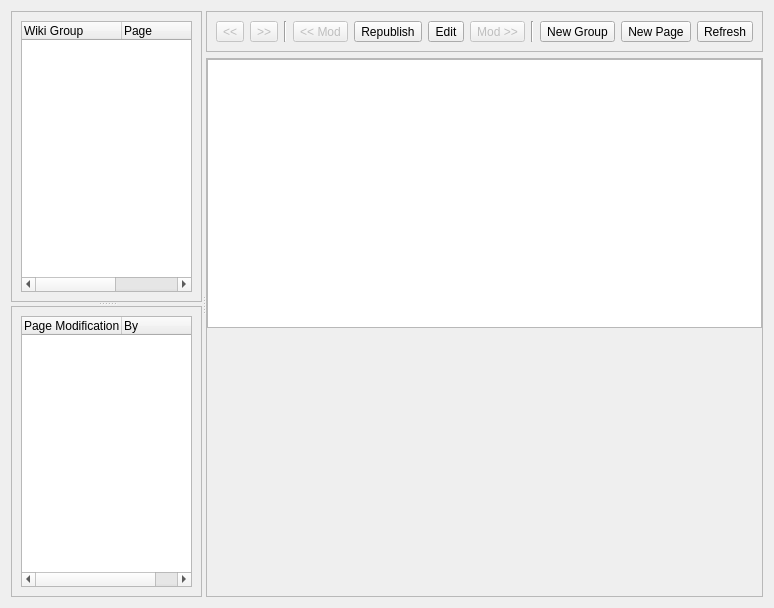
Old version of the form retroshare-gui/src/gui/WikiPoos/WikiDialog.ui in the repository RetroShare/RetroShare.
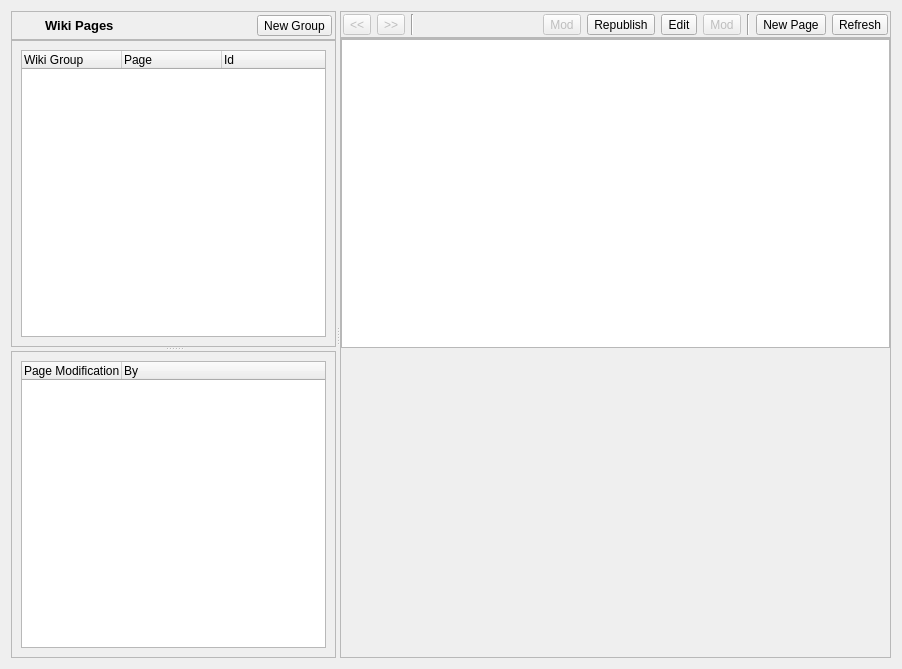
New version of the form. Icons and pictures are not drawn.

Commit message: Added some icons for the Wiki Pages Dialog.

Patch:
```diff
--- a/retroshare-gui/src/gui/WikiPoos/WikiDialog.ui
+++ b/retroshare-gui/src/gui/WikiPoos/WikiDialog.ui
@@ -6,19 +6,93 @@
    <rect>
     <x>0</x>
     <y>0</y>
-    <width>774</width>
-    <height>608</height>
+    <width>902</width>
+    <height>669</height>
    </rect>
   </property>
   <property name="windowTitle">
    <string/>
   </property>
-  <layout class="QVBoxLayout" name="verticalLayout_8">
-   <item>
+  <layout class="QGridLayout" name="gridLayout">
+   <item row="0" column="0">
     <widget class="QSplitter" name="splitter_2">
      <property name="orientation">
       <enum>Qt::Horizontal</enum>
      </property>
+     <widget class="QWidget" name="layoutWidget">
+      <layout class="QVBoxLayout" name="verticalLayout_6">
+       <property name="spacing">
+        <number>0</number>
+       </property>
+       <item>
+        <widget class="QFrame" name="frame_2">
+         <property name="frameShape">
+          <enum>QFrame::StyledPanel</enum>
+         </property>
+         <property name="frameShadow">
+          <enum>QFrame::Raised</enum>
+         </property>
+         <layout class="QHBoxLayout" name="horizontalLayout_2">
+          <property name="margin">
+           <number>3</number>
+          </property>
+          <item>
+           <widget class="QLabel" name="label">
+            <property name="maximumSize">
+             <size>
+              <width>24</width>
+              <height>24</height>
+             </size>
+            </property>
+            <property name="text">
+             <string/>
+            </property>
+            <property name="pixmap">
+             <pixmap resource="Wiki_images.qrc">:/images/book2_32.png</pixmap>
+            </property>
+            <property name="scaledContents">
+             <bool>true</bool>
+            </property>
+           </widget>
+          </item>
+          <item>
+           <widget class="QLabel" name="label_2">
+            <property name="font">
+             <font>
+              <pointsize>10</pointsize>
+              <weight>75</weight>
+              <bold>true</bold>
+             </font>
+            </property>
+            <property name="text">
+             <string>Wiki Pages</string>
+            </property>
+           </widget>
+          </item>
+          <item>
+           <widget class="QToolButton" name="toolButton_NewGroup">
+            <property name="text">
+             <string>New Group</string>
+            </property>
+            <property name="icon">
+             <iconset resource="Wiki_images.qrc">
+              <normaloff>:/images/resource-group-new.png</normaloff>:/images/resource-group-new.png</iconset>
+            </property>
+            <property name="iconSize">
+             <size>
+              <width>24</width>
+              <height>24</height>
+             </size>
+            </property>
+            <property name="toolButtonStyle">
+             <enum>Qt::ToolButtonTextBesideIcon</enum>
+            </property>
+           </widget>
+          </item>
+         </layout>
+        </widget>
+       </item>
+       <item>
      <widget class="QSplitter" name="splitter">
       <property name="orientation">
        <enum>Qt::Vertical</enum>
@@ -32,8 +106,8 @@
          <rect>
           <x>0</x>
           <y>0</y>
-          <width>205</width>
-          <height>285</height>
+             <width>255</width>
+             <height>301</height>
          </rect>
         </property>
         <layout class="QVBoxLayout" name="verticalLayout">
@@ -68,8 +142,8 @@
          <rect>
           <x>0</x>
           <y>0</y>
-          <width>205</width>
-          <height>284</height>
+             <width>255</width>
+             <height>301</height>
          </rect>
         </property>
         <layout class="QVBoxLayout" name="verticalLayout_4">
@@ -91,8 +165,14 @@
        </widget>
       </widget>
      </widget>
+       </item>
+      </layout>
+     </widget>
      <widget class="QWidget" name="layoutWidget">
       <layout class="QVBoxLayout" name="verticalLayout_5">
+       <property name="spacing">
+        <number>0</number>
+       </property>
        <item>
         <widget class="QFrame" name="frame">
          <property name="frameShape">
@@ -102,6 +182,9 @@
           <enum>QFrame::Raised</enum>
          </property>
          <layout class="QHBoxLayout" name="horizontalLayout">
+          <property name="margin">
+           <number>2</number>
+          </property>
           <item>
            <widget class="QToolButton" name="toolButton_PrevPage">
             <property name="enabled">
@@ -110,6 +193,16 @@
             <property name="text">
              <string>&lt;&lt;</string>
             </property>
+            <property name="icon">
+             <iconset resource="Wiki_images.qrc">
+              <normaloff>:/images/arrow-left.png</normaloff>:/images/arrow-left.png</iconset>
+            </property>
+            <property name="iconSize">
+             <size>
+              <width>24</width>
+              <height>24</height>
+             </size>
+            </property>
            </widget>
           </item>
           <item>
@@ -120,6 +213,16 @@
             <property name="text">
              <string>&gt;&gt;</string>
             </property>
+            <property name="icon">
+             <iconset resource="Wiki_images.qrc">
+              <normaloff>:/images/arrow-right.png</normaloff>:/images/arrow-right.png</iconset>
+            </property>
+            <property name="iconSize">
+             <size>
+              <width>24</width>
+              <height>24</height>
+             </size>
+            </property>
            </widget>
           </item>
           <item>
@@ -129,13 +232,39 @@
             </property>
            </widget>
           </item>
+          <item>
+           <spacer name="horizontalSpacer">
+            <property name="orientation">
+             <enum>Qt::Horizontal</enum>
+            </property>
+            <property name="sizeHint" stdset="0">
+             <size>
+              <width>40</width>
+              <height>20</height>
+             </size>
+            </property>
+           </spacer>
+          </item>
           <item>
            <widget class="QToolButton" name="toolButton_PrevMod">
             <property name="enabled">
              <bool>false</bool>
             </property>
             <property name="text">
-             <string>&lt;&lt; Mod</string>
+             <string>Mod</string>
+            </property>
+            <property name="icon">
+             <iconset resource="Wiki_images.qrc">
+              <normaloff>:/images/arrow-left.png</normaloff>:/images/arrow-left.png</iconset>
+            </property>
+            <property name="iconSize">
+             <size>
+              <width>24</width>
+              <height>24</height>
+             </size>
+            </property>
+            <property name="toolButtonStyle">
+             <enum>Qt::ToolButtonTextBesideIcon</enum>
             </property>
            </widget>
           </item>
@@ -144,6 +273,19 @@
             <property name="text">
              <string>Republish</string>
             </property>
+            <property name="icon">
+             <iconset resource="Wiki_images.qrc">
+              <normaloff>:/images/republish.png</normaloff>:/images/republish.png</iconset>
+            </property>
+            <property name="iconSize">
+             <size>
+              <width>24</width>
+              <height>24</height>
+             </size>
+            </property>
+            <property name="toolButtonStyle">
+             <enum>Qt::ToolButtonTextBesideIcon</enum>
+            </property>
            </widget>
           </item>
           <item>
@@ -151,6 +293,19 @@
             <property name="text">
              <string>Edit</string>
             </property>
+            <property name="icon">
+             <iconset resource="Wiki_images.qrc">
+              <normaloff>:/images/story-editor.png</normaloff>:/images/story-editor.png</iconset>
+            </property>
+            <property name="iconSize">
+             <size>
+              <width>24</width>
+              <height>24</height>
+             </size>
+            </property>
+            <property name="toolButtonStyle">
+             <enum>Qt::ToolButtonTextBesideIcon</enum>
+            </property>
            </widget>
           </item>
           <item>
@@ -159,7 +314,20 @@
              <bool>false</bool>
             </property>
             <property name="text">
-             <string>Mod &gt;&gt;</string>
+             <string>Mod</string>
+            </property>
+            <property name="icon">
+             <iconset resource="Wiki_images.qrc">
+              <normaloff>:/images/arrow-right.png</normaloff>:/images/arrow-right.png</iconset>
+            </property>
+            <property name="iconSize">
+             <size>
+              <width>24</width>
+              <height>24</height>
+             </size>
+            </property>
+            <property name="toolButtonStyle">
+             <enum>Qt::ToolButtonTextBesideIcon</enum>
             </property>
            </widget>
           </item>
@@ -170,18 +338,24 @@
             </property>
            </widget>
           </item>
-          <item>
-           <widget class="QToolButton" name="toolButton_NewGroup">
-            <property name="text">
-             <string>New Group</string>
-            </property>
-           </widget>
-          </item>
           <item>
            <widget class="QToolButton" name="toolButton_NewPage">
             <property name="text">
              <string>New Page</string>
             </property>
+            <property name="icon">
+             <iconset resource="Wiki_images.qrc">
+              <normaloff>:/images/appointment-new.png</normaloff>:/images/appointment-new.png</iconset>
+            </property>
+            <property name="iconSize">
+             <size>
+              <width>24</width>
+              <height>24</height>
+             </size>
+            </property>
+            <property name="toolButtonStyle">
+             <enum>Qt::ToolButtonTextBesideIcon</enum>
+            </property>
            </widget>
           </item>
           <item>
@@ -192,6 +366,19 @@
             <property name="text">
              <string>Refresh</string>
             </property>
+            <property name="icon">
+             <iconset resource="Wiki_images.qrc">
+              <normaloff>:/images/republish.png</normaloff>:/images/republish.png</iconset>
+            </property>
+            <property name="iconSize">
+             <size>
+              <width>24</width>
+              <height>24</height>
+             </size>
+            </property>
+            <property name="toolButtonStyle">
+             <enum>Qt::ToolButtonTextBesideIcon</enum>
+            </property>
            </widget>
           </item>
          </layout>
@@ -210,8 +397,8 @@
            <rect>
             <x>0</x>
             <y>0</y>
-            <width>528</width>
-            <height>511</height>
+            <width>616</width>
+            <height>611</height>
            </rect>
           </property>
           <property name="styleSheet">
```
Lines whose indentation alone changed are shown as unchanged. The commit also changes 22 other files.
